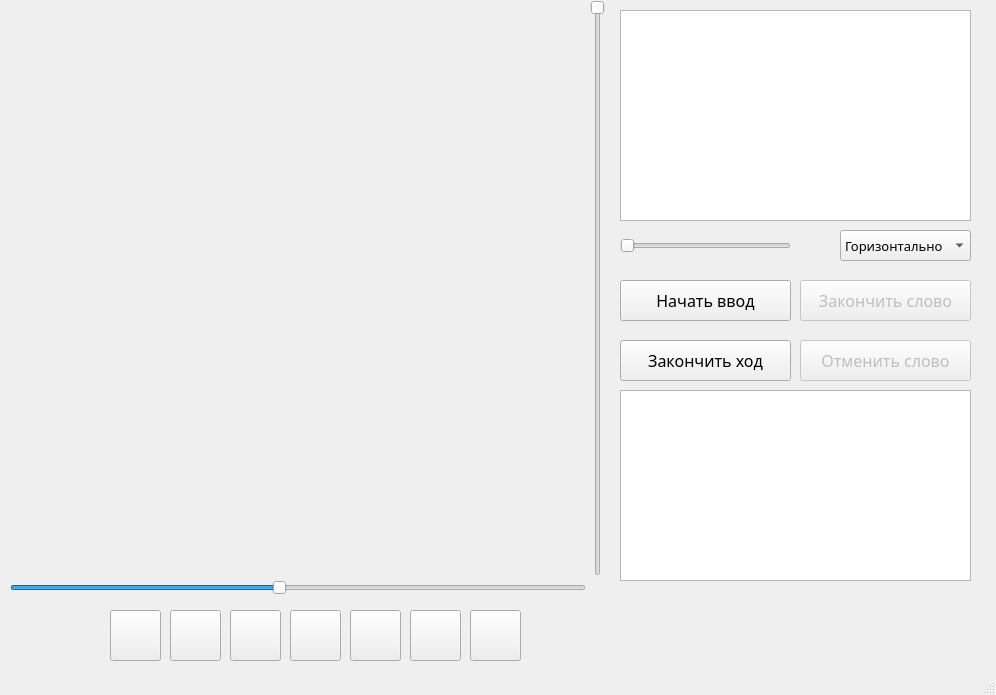
The window that ui_wordmaker.ui (RustyGuard/PyQTProject) describes before a commit, drawn with Qt 5.
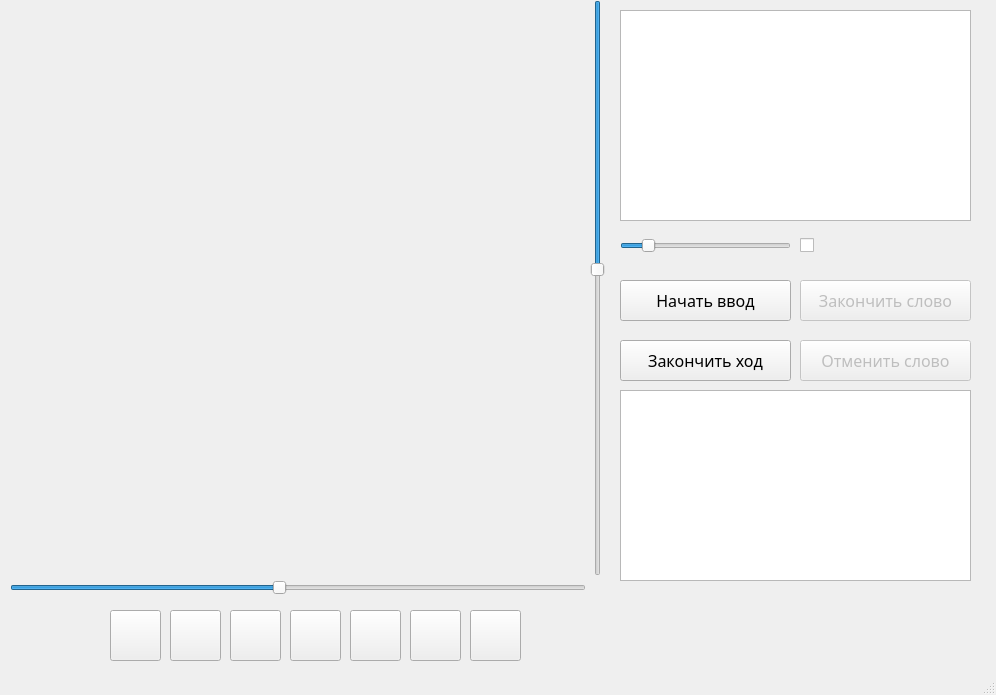
The same window after the commit.

What changed in the file:
```diff
--- a/ui_wordmaker.ui
+++ b/ui_wordmaker.ui
@@ -233,32 +233,6 @@
      <string>Закончить ход</string>
     </property>
    </widget>
-   <widget class="QComboBox" name="comboBox">
-    <property name="geometry">
-     <rect>
-      <x>840</x>
-      <y>230</y>
-      <width>131</width>
-      <height>31</height>
-     </rect>
-    </property>
-    <property name="font">
-     <font>
-      <family>Segoe Print</family>
-      <pointsize>10</pointsize>
-     </font>
-    </property>
-    <item>
-     <property name="text">
-      <string>Горизонтально</string>
-     </property>
-    </item>
-    <item>
-     <property name="text">
-      <string>Вертикально</string>
-     </property>
-    </item>
-   </widget>
    <widget class="QPushButton" name="wordEnd">
     <property name="enabled">
      <bool>false</bool>
@@ -318,6 +292,9 @@
     <property name="maximum">
      <number>16</number>
     </property>
+    <property name="value">
+     <number>3</number>
+    </property>
     <property name="orientation">
      <enum>Qt::Horizontal</enum>
     </property>
@@ -379,7 +356,7 @@
      <number>15</number>
     </property>
     <property name="value">
-     <number>0</number>
+     <number>7</number>
     </property>
     <property name="orientation">
      <enum>Qt::Vertical</enum>
@@ -388,6 +365,22 @@
      <bool>true</bool>
     </property>
    </widget>
+   <widget class="QCheckBox" name="checkBox">
+    <property name="geometry">
+     <rect>
+      <x>800</x>
+      <y>230</y>
+      <width>151</width>
+      <height>31</height>
+     </rect>
+    </property>
+    <property name="text">
+     <string/>
+    </property>
+    <property name="checked">
+     <bool>false</bool>
+    </property>
+   </widget>
    <zorder>wordY</zorder>
    <zorder>wordX</zorder>
    <zorder>wordStart</zorder>
```
Left out of the diff: 2 changed lines with no effect on the pictures.
